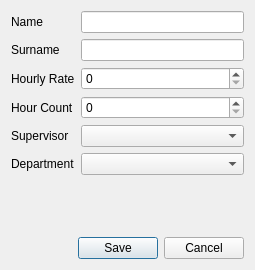
This is dialogs/employeedialog.ui in Arquanite/KettleClient as Qt 5 draws it before an edit. The edited form follows.
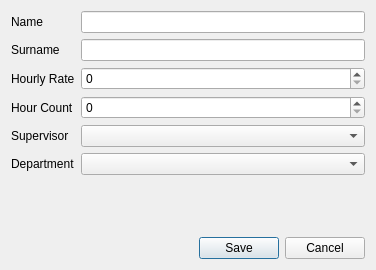
This is the edited form.

What changed in the file:
```diff
--- a/dialogs/employeedialog.ui
+++ b/dialogs/employeedialog.ui
@@ -6,7 +6,7 @@
    <rect>
     <x>0</x>
     <y>0</y>
-    <width>255</width>
+    <width>376</width>
     <height>270</height>
    </rect>
   </property>
```
